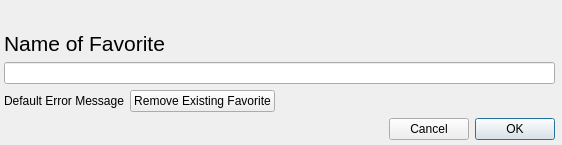
Old version of the form Source/DREAM3DWidgetsLib/Widgets/UI_Files/AddFavoriteWidget.ui in the repository BlueQuartzSoftware/DREAM3D.
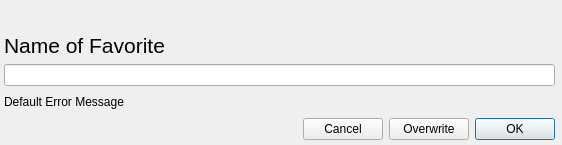
New version of the form. Custom widgets are drawn as their Qt base class.

Commit message: Fixed a bug where the user was able to add a favorite with the same name as an existing favorite in their list.  Added the ability to right-click to add a favorite or favorite folder in the pipeline area.  Added improvements to the Add Favorite dialog box, so that now it checks for errors right from the same box instead of displaying a new box.

What changed in the file:
```diff
--- a/Source/DREAM3DWidgetsLib/Widgets/UI_Files/AddFavoriteWidget.ui
+++ b/Source/DREAM3DWidgetsLib/Widgets/UI_Files/AddFavoriteWidget.ui
@@ -87,19 +87,6 @@
         </property>
        </widget>
       </item>
-      <item>
-       <widget class="QPushButton" name="removeExistingFavoriteBtn">
-        <property name="text">
-         <string>Remove Existing Favorite</string>
-        </property>
-        <property name="iconSize">
-         <size>
-          <width>8</width>
-          <height>8</height>
-         </size>
-        </property>
-       </widget>
-      </item>
       <item>
        <spacer name="horizontalSpacer_2">
         <property name="orientation">
@@ -135,10 +122,23 @@
         <property name="text">
          <string>Cancel</string>
         </property>
+        <property name="autoDefault">
+         <bool>false</bool>
+        </property>
        </widget>
       </item>
       <item>
-       <widget class="QPushButton" name="addfavoriteOKButton">
+       <widget class="QPushButton" name="addFavoriteOverwriteBtn">
+        <property name="text">
+         <string>Overwrite</string>
+        </property>
+        <property name="default">
+         <bool>false</bool>
+        </property>
+       </widget>
+      </item>
+      <item>
+       <widget class="QPushButton" name="addFavoriteOKBtn">
         <property name="text">
          <string>OK</string>
         </property>
```
Left out of the diff: 2 changed lines with no effect on the pictures. The commit also changes 7 other files.
